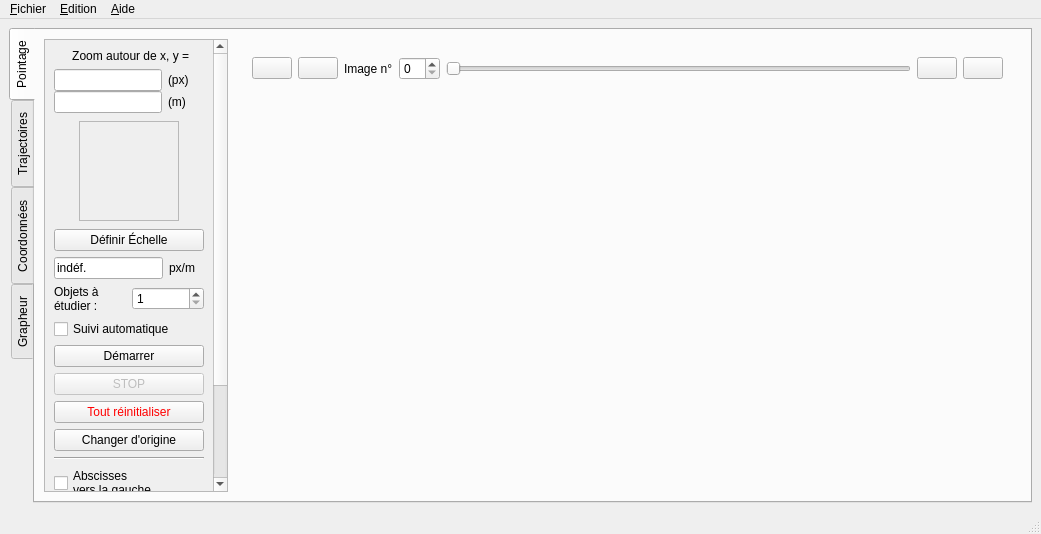
The window that src/interfaces/pymecavideo.ui (rene-d/pymecavideo) describes before a commit, drawn with Qt 5.
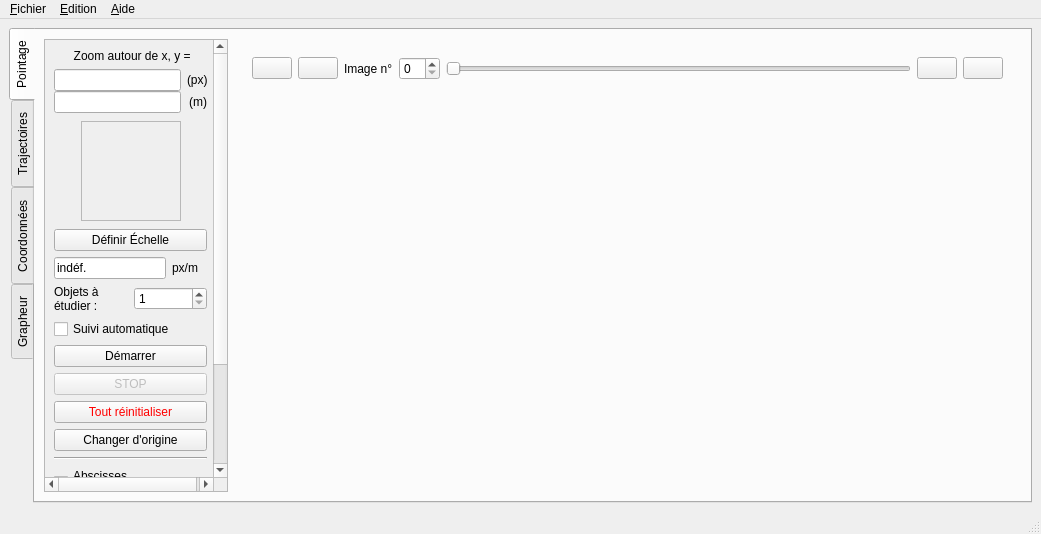
The same window after the commit. Icons and pictures are not drawn. Custom widgets are drawn as their Qt base class.

```diff
--- a/src/interfaces/pymecavideo.ui
+++ b/src/interfaces/pymecavideo.ui
@@ -72,7 +72,7 @@
             <rect>
              <x>0</x>
              <y>0</y>
-             <width>168</width>
+             <width>171</width>
              <height>629</height>
             </rect>
            </property>
@@ -90,6 +90,9 @@
             <item>
              <widget class="QWidget" name="widget_4" native="true">
               <layout class="QFormLayout" name="formLayout">
+               <property name="horizontalSpacing">
+                <number>6</number>
+               </property>
                <property name="verticalSpacing">
                 <number>0</number>
                </property>
@@ -107,6 +110,12 @@
                </property>
                <item row="0" column="0">
                 <widget class="QLineEdit" name="editXYpx">
+                 <property name="minimumSize">
+                  <size>
+                   <width>127</width>
+                   <height>0</height>
+                  </size>
+                 </property>
                  <property name="frame">
                   <bool>true</bool>
                  </property>
@@ -117,20 +126,56 @@
                </item>
                <item row="0" column="1">
                 <widget class="QLabel" name="label_4">
+                 <property name="sizePolicy">
+                  <sizepolicy hsizetype="MinimumExpanding" vsizetype="Preferred">
+                   <horstretch>0</horstretch>
+                   <verstretch>0</verstretch>
+                  </sizepolicy>
+                 </property>
+                 <property name="maximumSize">
+                  <size>
+                   <width>20</width>
+                   <height>16777215</height>
+                  </size>
+                 </property>
                  <property name="text">
                   <string>(px) </string>
                  </property>
+                 <property name="alignment">
+                  <set>Qt::AlignLeading|Qt::AlignLeft|Qt::AlignVCenter</set>
+                 </property>
                 </widget>
                </item>
                <item row="1" column="1">
                 <widget class="QLabel" name="label_5">
+                 <property name="sizePolicy">
+                  <sizepolicy hsizetype="MinimumExpanding" vsizetype="Preferred">
+                   <horstretch>0</horstretch>
+                   <verstretch>0</verstretch>
+                  </sizepolicy>
+                 </property>
+                 <property name="maximumSize">
+                  <size>
+                   <width>20</width>
+                   <height>16777215</height>
+                  </size>
+                 </property>
                  <property name="text">
                   <string>(m)</string>
                  </property>
+                 <property name="alignment">
+                  <set>Qt::AlignRight|Qt::AlignTrailing|Qt::AlignVCenter</set>
+                 </property>
                 </widget>
                </item>
                <item row="1" column="0">
                 <widget class="QLineEdit" name="editXYm">
+                 <property name="minimumSize">
+                  <size>
+                   <width>127</width>
+                   <height>0</height>
+                  </size>
+                 </property>
                  <property name="readOnly">
                   <bool>true</bool>
                  </property>
```
